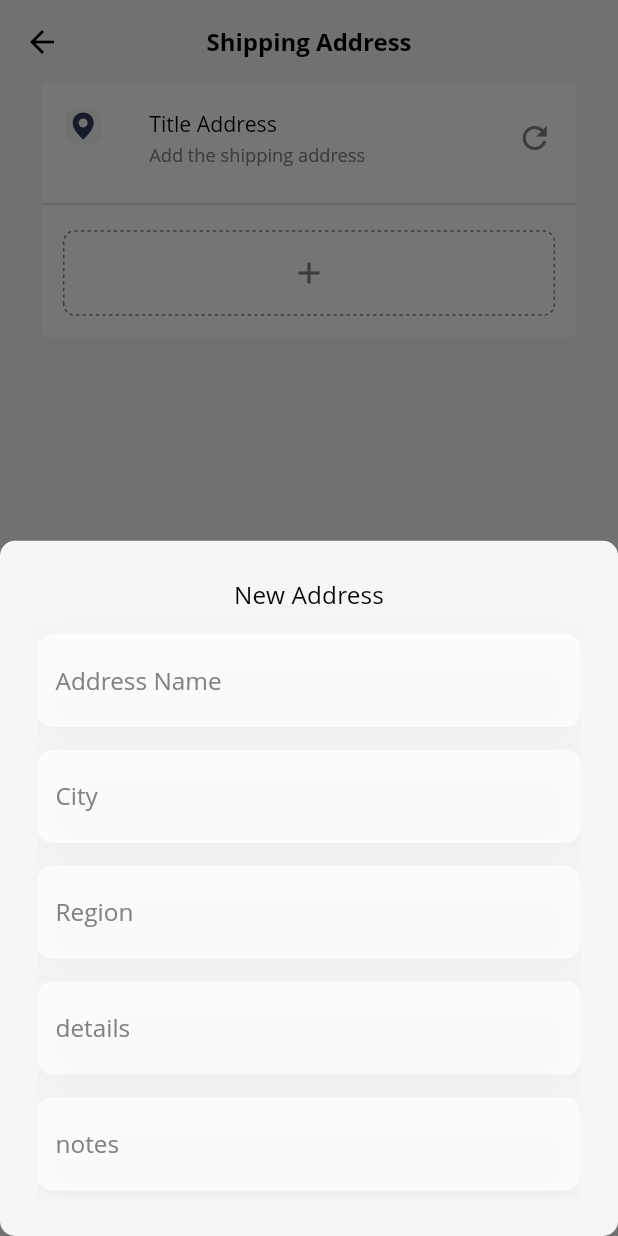
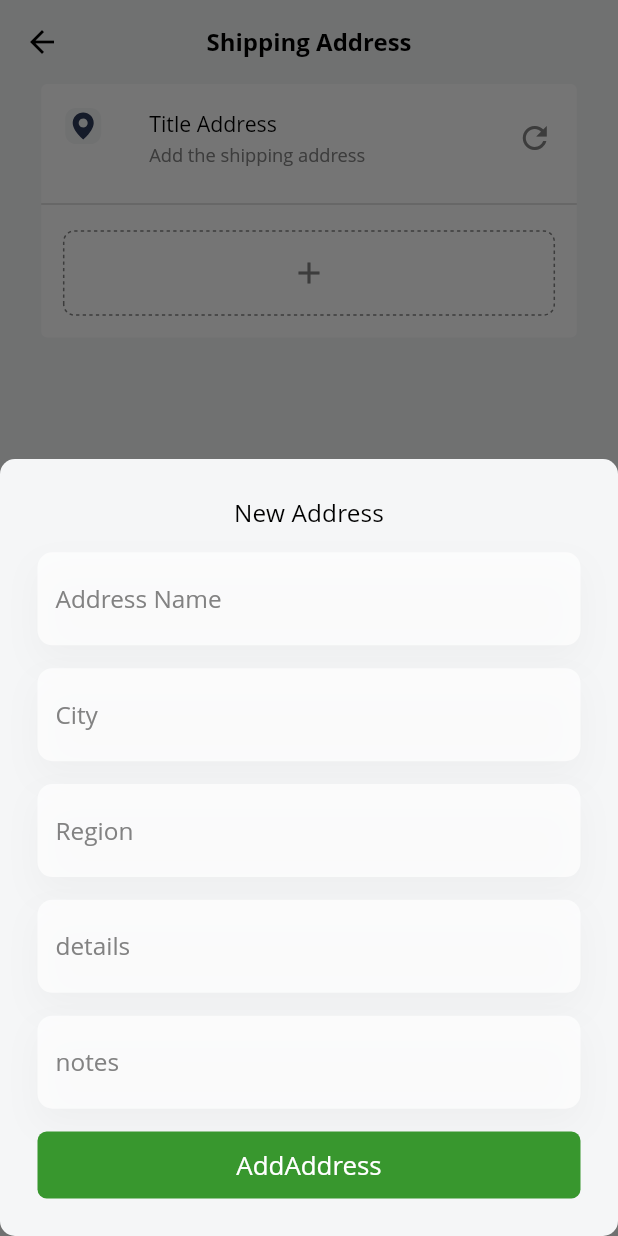
Before and after one commit to zaynrix/shopmobile, a Flutter app: the AddressScreen screen opened directly, after a tap on "Title Address", on a phone screen of 412 x 824 dp. Run offline on Flutter 3.47's test engine with Material 2 defaults, Android fonts, the phone set to English and light mode, and no system bars; drawn by our look-alikes of dotted_border; our stand-ins replace badges, cached_network_image, carousel_slider, connectivity_plus, dio, easy_localization and 15 more; accounts and stored records are empty; network calls fail; project files that could hold a hidden picture were left out.

Commit message:
update SMBS

```diff
--- a/lib/data/apiConstant.dart
+++ b/lib/data/apiConstant.dart
@@ -6,7 +6,7 @@ class ApiConstant {
       : "https://student.valuxapps.com/api/";
 
   static String authLogin = SoftTagi
-      ? 'auth/login' : "/login";
+      ? 'auth/login' : "login";
 
   static String authSignup = SoftTagi
       ? '/auth/signup': "/register";
--- a/lib/data/auth_repo.dart
+++ b/lib/data/auth_repo.dart
@@ -17,7 +17,6 @@ class HttpAuth {
       data: {"email": email, "password": password},
     );
 
-    // print(response.data);
     LoginResponse users = LoginResponse.fromJson(response.data);
     return users;
   }
--- a/lib/ui/features/Profile/addressScreen.dart
+++ b/lib/ui/features/Profile/addressScreen.dart
@@ -26,6 +26,7 @@ class AddressScreen extends StatelessWidget {
   Widget build(BuildContext context) {
     return Consumer<ProfileProvider>(
       builder: (context, value, child) => Scaffold(
+        resizeToAvoidBottomInset: false,
         floatingActionButtonLocation: FloatingActionButtonLocation.centerFloat,
         floatingActionButton: Padding(
           padding: const EdgeInsets.symmetric(horizontal: 25),
@@ -57,17 +58,26 @@ class AddressScreen extends StatelessWidget {
                   return InkWell(
                     onTap: () {
                       showModalBottomSheet(
-                        // isScrollControlled: true,
+                        isScrollControlled: true,
                         // isDismissible: true,
                         shape: RoundedRectangleBorder(
                           borderRadius: BorderRadius.circular(10.0),
                         ),
                         backgroundColor: ColorManager.backgroundColor,
                         context: context,
-                        builder: (context) => Padding(
-                          padding: const EdgeInsets.symmetric(
-                              horizontal: 25, vertical: 25),
-                          child: ListView(
+                        builder: (context) => ListView(
+                          shrinkWrap: true,
+                          children: [
+                            Container(
+                              padding: EdgeInsets.only(
+                                bottom: MediaQuery.of(context).viewInsets.bottom,
+                              ),
+                              child: Expanded(
+                                child: Padding(
+                                  padding: const EdgeInsets.symmetric(horizontal: 25, vertical: 25),
+
+                                  child: Column(
+                                    mainAxisSize: MainAxisSize.min,
                                     children: [
                                       Center(
                                         child: Text(
@@ -110,7 +120,8 @@ class AddressScreen extends StatelessWidget {
                                         },
                                         validator: (value) =>
                                             Validator.valueExists(value ?? ""),
-                              ),  SizedBox(
+                                      ),
+                                      SizedBox(
                                         height: 15.h,
                                       ),
                                       CustomTextFiled(
@@ -124,7 +135,8 @@ class AddressScreen extends StatelessWidget {
                                         },
                                         validator: (value) =>
                                             Validator.valueExists(value ?? ""),
-                              ), SizedBox(
+                                      ),
+                                      SizedBox(
                                         height: 15.h,
                                       ),
                                       CustomTextFiled(
@@ -138,7 +150,8 @@ class AddressScreen extends StatelessWidget {
                                         },
                                         validator: (value) =>
                                             Validator.valueExists(value ?? ""),
-                              ),SizedBox(
+                                      ),
+                                      SizedBox(
                                         height: 15.h,
                                       ),
                                       CustomTextFiled(
@@ -157,13 +170,11 @@ class AddressScreen extends StatelessWidget {
                                         height: 15.h,
                                       ),
                                       CustomeCTAButton(
-
                                         ProgressColor: ColorManager.white,
                                         colorBorder: ColorManager.secondColor,
                                         haveBorder: false,
                                         textColor: ColorManager.white,
                                         trigger: value.loading,
-
                                         primary: ColorManager.primaryGreen,
                                         onPressed: () {
                                           value.addAddressProvider();
@@ -175,6 +186,10 @@ class AddressScreen extends StatelessWidget {
                                       )
                                     ],
                                   ),
+                                ),
+                              ),
+                            ),
+                          ],
                         ),
                       );
                     },
--- a/lib/ui/features/Profile/paymentDetailsScreen.dart
+++ b/lib/ui/features/Profile/paymentDetailsScreen.dart
@@ -21,14 +21,16 @@ class PaymentDetailsScreen extends StatelessWidget {
   Widget build(BuildContext context) {
     return Consumer<ProfileProvider>(
       builder: (context, value, child) => Scaffold(
-        // key: value.productDetailsScaffoldKey,
         floatingActionButtonLocation: FloatingActionButtonLocation.centerFloat,
         floatingActionButton: Padding(
           padding: const EdgeInsets.symmetric(horizontal: 25),
           child: CustomeCTAButton(
+
             trigger: false,
             primary: ColorManager.primaryGreen,
             onPressed: () {
+              FocusScope.of(context).unfocus();
+
               value.voidConfirmMethod();
             },
             title: "Confirm",
--- a/lib/ui/features/Profile/paymentMethodScreen.dart
+++ b/lib/ui/features/Profile/paymentMethodScreen.dart
@@ -22,6 +22,8 @@ class PaymentMethodScreen extends StatelessWidget {
   Widget build(BuildContext context) {
     return Consumer<ProfileProvider>(
       builder: (context, value, child) => Scaffold(
+        resizeToAvoidBottomInset: false,
+        key: value.productDetailsScaffoldKey,
         floatingActionButtonLocation: FloatingActionButtonLocation.centerFloat,
         floatingActionButton: Padding(
           padding: const EdgeInsets.symmetric(horizontal: 25),
--- a/lib/ui/features/Profile/profileScreen.dart
+++ b/lib/ui/features/Profile/profileScreen.dart
@@ -23,7 +23,6 @@ class Profile extends StatelessWidget {
   @override
   Widget build(BuildContext context) {
     return Scaffold(
-        key: profileProvider.productDetailsScaffoldKey,
         backgroundColor: ColorManager.backgroundColor,
         body: Padding(
           padding: EdgeInsets.symmetric(horizontal: 25.w, vertical: 10.h),
--- a/lib/ui/features/auth_provider.dart
+++ b/lib/ui/features/auth_provider.dart
@@ -108,13 +108,13 @@ class AuthProvider extends ChangeNotifier {
         notifyListeners();
 
         // sl<SharedLocal>().setSignUpTempo("$selectedLocation${phone.text}");
-        AppConfig.showSnakBar("Account was created Successfully!! ");
+        AppConfig.showSnakBar("${res.message??"Account was created Successfully!!"}");
         // sl<NavigationService>().navigateToAndRemove(otp);
         sl<NavigationService>().navigateToAndRemove(login);
       } else {
         loading = false;
         notifyListeners();
-        AppConfig.showSnakBar("Something Wrong, Try again");
+        AppConfig.showSnakBar("${res.message??"Something Wrong, Try again"}");
       }
     }
   }
--- a/lib/ui/features/category/subCategoryScreen.dart
+++ b/lib/ui/features/category/subCategoryScreen.dart
@@ -62,7 +62,6 @@ class SubCategoryScreen extends StatelessWidget {
               ) {
             if (connectivity == ConnectivityResult.none) {
               return NetworkDisconnected(onPress: (){
-                // sl<HomeProvider>().getHomeProvider();
               });
             } else {
               return child;
```
Also changed, not shown: lib/ui/features/Profile/profileProvider.dart (+9 -2 lines), lib/ui/shared/widgets/CustomeBottomSheet.dart (+24 -9 lines). Lines whose indentation alone changed are shown as unchanged.
